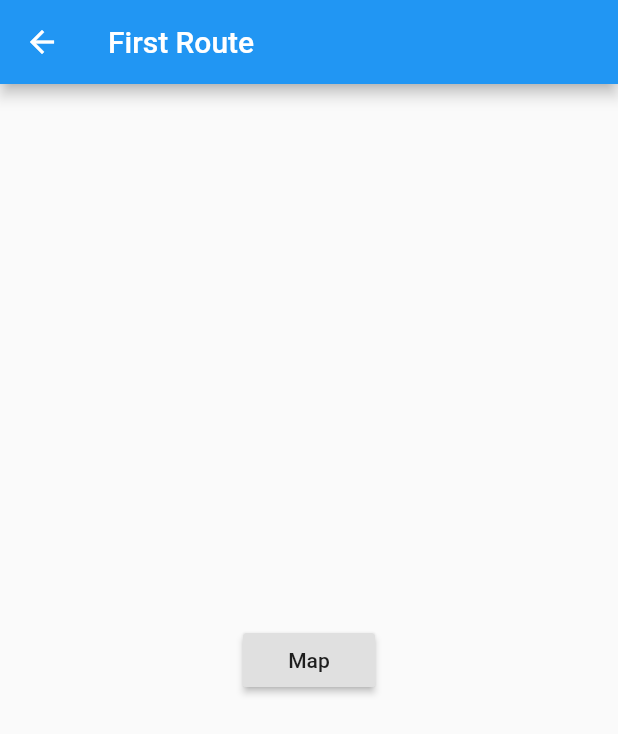
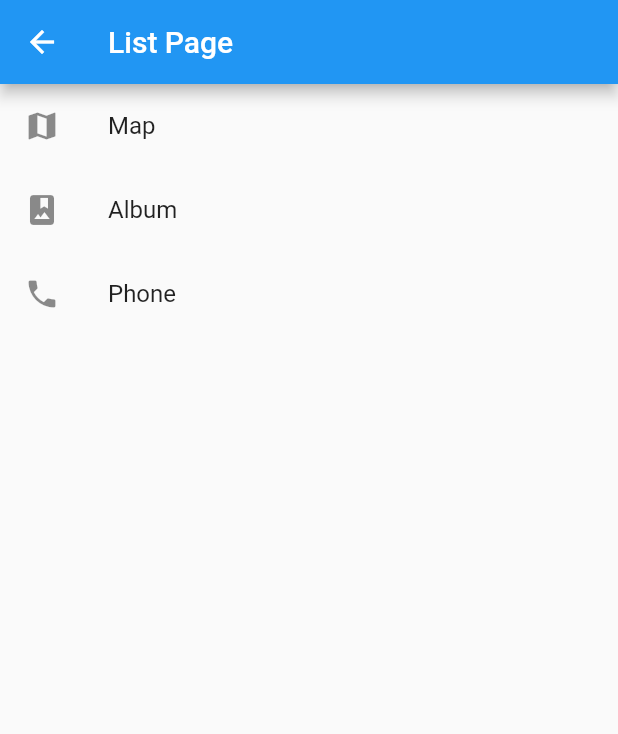
Before and after one commit to michellhornung/flutter_map_boiler_plate, a Flutter app: the ListPage screen opened directly, on a phone screen of 412 x 824 dp. Shown: the top 734 px of the screen. Run offline on Flutter 3.47's test engine with Material 2 defaults, Android fonts, the phone set to English and light mode, and no system bars; our stand-ins replace google_maps_flutter.

Commit message:
Update list file

```diff
--- a/lib/pages/list.dart
+++ b/lib/pages/list.dart
@@ -6,19 +6,24 @@ class ListPage extends StatelessWidget {
   Widget build(BuildContext context) {
     return Scaffold(
       appBar: AppBar(
-        title: Text('First Route'),
+        title: Text('List Page'),
       ),
-      body: Center(
-        child: RaisedButton(
-          child: Text('Map'),
-          onPressed: () {
-            Navigator.push(
-              context,
-              MaterialPageRoute(builder: (context) => MapPage()),
-            );
-          },
+      body: ListView(
+          children: <Widget>[
+            ListTile(
+              leading: Icon(Icons.map),
+              title: Text('Map'),
+            ),
+            ListTile(
+              leading: Icon(Icons.photo_album),
+              title: Text('Album'),
+            ),
+            ListTile(
+              leading: Icon(Icons.phone),
+              title: Text('Phone'),
+            ),
+          ],
         ),
-      ),
     );
   }
 }
```
